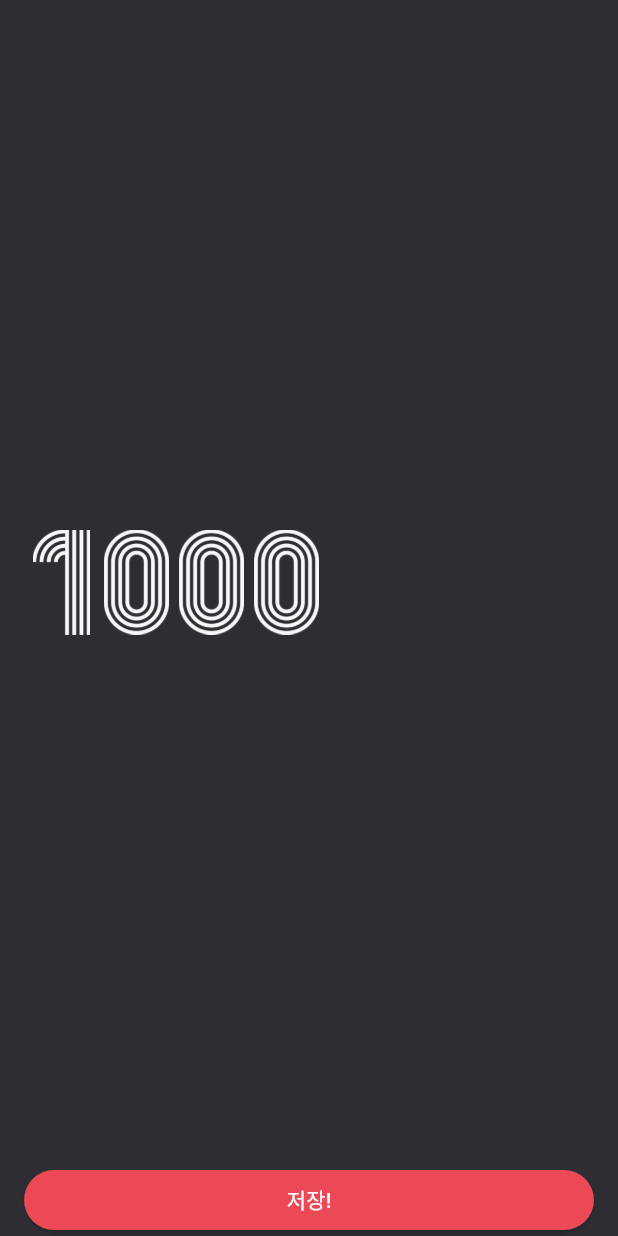
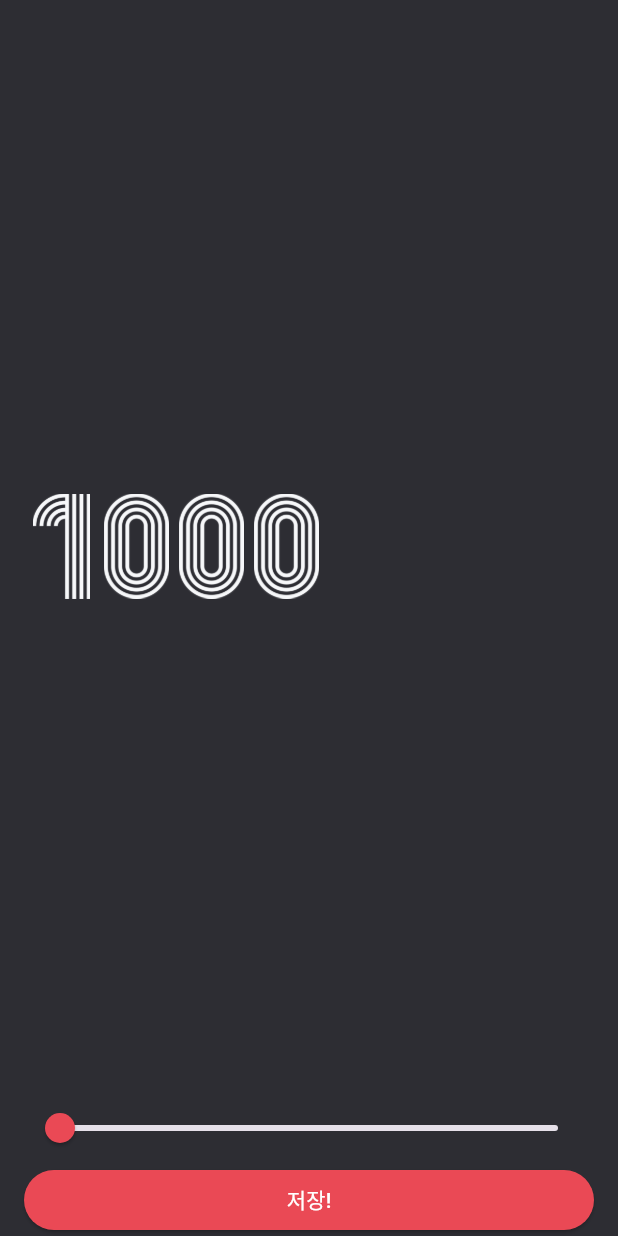
Before and after one commit to SeHyunJeon/flutter_research, a Flutter app: the screen it shows after launch, after a tap on the "settings" icon, on a phone screen of 412 x 824 dp. Run offline on Flutter 3.47's test engine with Material 3 defaults, Android fonts, the phone set to English and light mode, and no system bars; our stand-ins replace webview_flutter.

Commit message:
feat: 랜덤 숫자 생성 프로젝트 완성본

```diff
--- /dev/null
+++ b/random_number_generator/lib/component/number_to_image.dart
@@ -0,0 +1,21 @@
+import 'package:flutter/material.dart';
+
+class NumberToImage extends StatelessWidget {
+  final int number;
+
+  const NumberToImage({required this.number, super.key});
+
+  @override
+  Widget build(BuildContext context) {
+    return Row(
+      children: number
+          .toString()
+          .split('')
+          .map(
+            (number) =>
+                Image.asset('asset/img/$number.png', width: 50.0, height: 70.0),
+          )
+          .toList(),
+    );
+  }
+}
--- a/random_number_generator/lib/screen/home_screen.dart
+++ b/random_number_generator/lib/screen/home_screen.dart
@@ -1,4 +1,5 @@
 import 'package:flutter/material.dart';
+import 'package:random_number_generator/component/number_to_image.dart';
 import 'package:random_number_generator/constant/color.dart';
 import 'dart:math';
 
@@ -13,6 +14,8 @@ class HomeScreen extends StatefulWidget {
 
 class _HomeScreenState extends State<HomeScreen> {
   List<int> numbers = [123, 456, 789];
+
+  int maxNumber = 1000;
 
   @override
   Widget build(BuildContext context) {
@@ -45,7 +48,7 @@ class _HomeScreenState extends State<HomeScreen> {
     final Set<int> newNumbers = {};
 
     while (newNumbers.length < 3) {
-      final randomNumber = rand.nextInt(1000);
+      final randomNumber = rand.nextInt(maxNumber);
       newNumbers.add(randomNumber);
     }
 
@@ -54,14 +57,16 @@ class _HomeScreenState extends State<HomeScreen> {
     });
   }
 
-  onSettingButtonPressed() {
-    Navigator.of(context).push(
+  onSettingButtonPressed() async {
+    final result = await Navigator.of(context).push(
       MaterialPageRoute(
         builder: (BuildContext context) {
-          return SettingScreen();
+          return SettingScreen(maxNumber: maxNumber,);
         },
       ),
     );
+
+    maxNumber = result;
   }
 }
 
@@ -102,19 +107,7 @@ class _Body extends StatelessWidget {
         mainAxisAlignment: MainAxisAlignment.center,
         children: numbers
             .map(
-              (e) => Row(
-                children: e
-                    .toString()
-                    .split('')
-                    .map(
-                      (number) => Image.asset(
-                        'asset/img/$number.png',
-                        width: 50.0,
-                        height: 70.0,
-                      ),
-                    )
-                    .toList(),
-              ),
+              (e) => NumberToImage(number: e),
             )
             .toList(),
       ),
--- a/random_number_generator/lib/screen/setting_screen.dart
+++ b/random_number_generator/lib/screen/setting_screen.dart
@@ -1,15 +1,26 @@
 import 'package:flutter/material.dart';
 import 'package:random_number_generator/constant/color.dart';
+import 'package:random_number_generator/component/number_to_image.dart';
 
 class SettingScreen extends StatefulWidget {
-  const SettingScreen({super.key});
+  final int maxNumber;
+
+  const SettingScreen({required this.maxNumber, super.key});
 
   @override
   State<SettingScreen> createState() => _SettingScreenState();
 }
 
 class _SettingScreenState extends State<SettingScreen> {
-  final double maxNumber = 1000.0;
+  double maxNumber = 1000;
+
+  @override
+  void initState() {
+    // TODO: implement initState
+    super.initState();
+
+    maxNumber = widget.maxNumber.toDouble();
+  }
 
   @override
   Widget build(BuildContext context) {
@@ -20,11 +31,25 @@ class _SettingScreenState extends State<SettingScreen> {
           padding: EdgeInsets.symmetric(horizontal: 16.0),
           child: Column(
             crossAxisAlignment: CrossAxisAlignment.stretch,
-            children: [_Number(maxNumber: maxNumber), _Slider(), _Button()],
+            children: [
+              _Number(maxNumber: maxNumber),
+              _Slider(value: maxNumber, onSliderChanged: onSliderChanged),
+              _Button(onPressed: onSavePressed),
+            ],
           ),
         ),
       ),
     );
+  }
+
+  onSavePressed() {
+    Navigator.of(context).pop(maxNumber.toInt());
+  }
+
+  onSliderChanged(double value) {
+    setState(() {
+      maxNumber = value;
+    });
   }
 }
 
@@ -36,36 +61,37 @@ class _Number extends StatelessWidget {
   @override
   Widget build(BuildContext context) {
     return Expanded(
-      child: Container(
-        child: Row(
-          children: maxNumber.toInt()
-              .toString()
-              .split('')
-              .map(
-                (number) => Image.asset(
-              'asset/img/$number.png',
-              width: 50.0,
-              height: 70.0,
-            ),
-          )
-              .toList(),
-        ),
-      ),
+      child: Container(child: NumberToImage(number: maxNumber.toInt())),
     );
   }
 }
 
 class _Slider extends StatelessWidget {
-  const _Slider({super.key});
+  final double value;
+  final ValueChanged<double> onSliderChanged;
+
+  const _Slider({
+    required this.value,
+    required this.onSliderChanged,
+    super.key,
+  });
 
   @override
   Widget build(BuildContext context) {
-    return Container();
+    return Slider(
+      value: value,
+      min: 1000,
+      max: 100000,
+      activeColor: redColor,
+      onChanged: onSliderChanged,
+    );
   }
 }
 
 class _Button extends StatelessWidget {
-  const _Button({super.key});
+  final VoidCallback onPressed;
+
+  const _Button({required this.onPressed, super.key});
 
   @override
   Widget build(BuildContext context) {
@@ -74,9 +100,7 @@ class _Button extends StatelessWidget {
         backgroundColor: redColor,
         foregroundColor: Colors.white,
       ),
-      onPressed: () {
-        Navigator.of(context).pop();
-      },
+      onPressed: onPressed,
       child: Text('저장!'),
     );
   }
```
